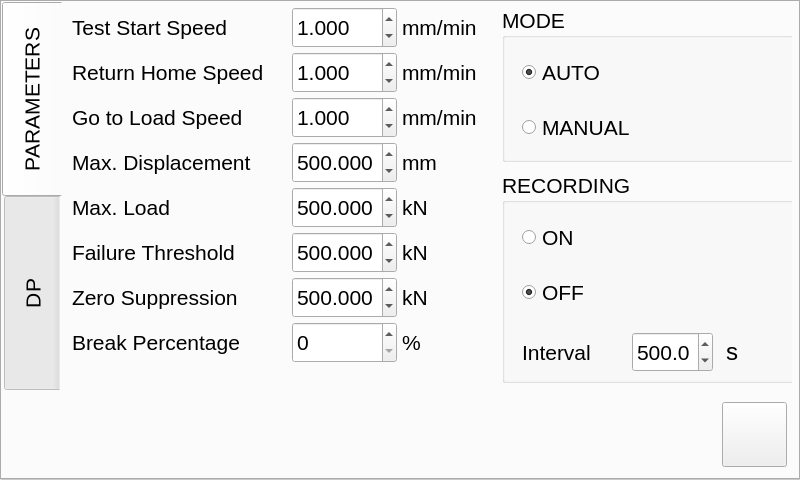
Before: the Qt Designer form dc_motor_pc.ui in ahmetcihan/pendulum_controller, drawn with Qt 5.
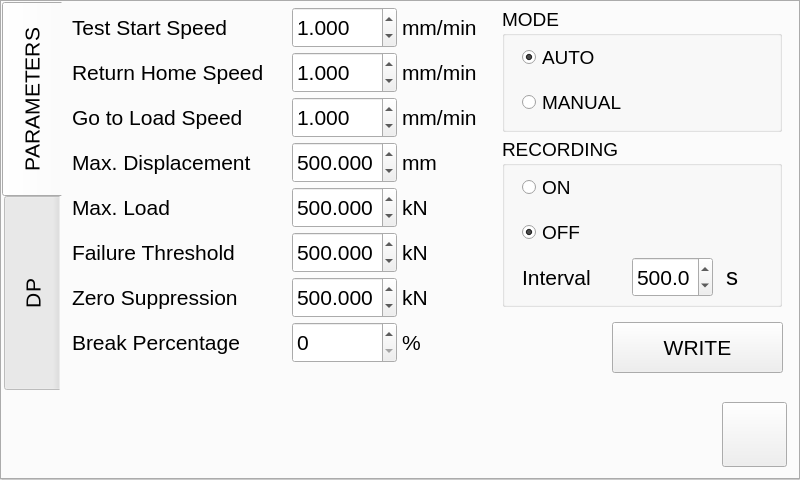
After: the same form once the commit is applied. The open tabs and pages were chosen to show the change.

Commit message: parameter sending is ok

What changed in the file:
```diff
--- a/dc_motor_pc.ui
+++ b/dc_motor_pc.ui
@@ -2458,14 +2458,14 @@
           <property name="geometry">
            <rect>
             <x>440</x>
-            <y>170</y>
-            <width>292</width>
-            <height>211</height>
+            <y>135</y>
+            <width>280</width>
+            <height>170</height>
            </rect>
           </property>
           <property name="font">
            <font>
-            <pointsize>16</pointsize>
+            <pointsize>14</pointsize>
            </font>
           </property>
           <property name="title">
@@ -2475,14 +2475,14 @@
            <property name="geometry">
             <rect>
              <x>20</x>
-             <y>45</y>
+             <y>30</y>
              <width>250</width>
              <height>40</height>
             </rect>
            </property>
            <property name="font">
             <font>
-             <pointsize>16</pointsize>
+             <pointsize>14</pointsize>
             </font>
            </property>
            <property name="styleSheet">
@@ -2505,14 +2505,14 @@
            <property name="geometry">
             <rect>
              <x>20</x>
-             <y>100</y>
+             <y>75</y>
              <width>250</width>
              <height>40</height>
             </rect>
            </property>
            <property name="font">
             <font>
-             <pointsize>16</pointsize>
+             <pointsize>14</pointsize>
             </font>
            </property>
            <property name="styleSheet">
@@ -2535,7 +2535,7 @@
            <property name="geometry">
             <rect>
              <x>20</x>
-             <y>160</y>
+             <y>120</y>
              <width>105</width>
              <height>40</height>
             </rect>
@@ -2558,7 +2558,7 @@
            <property name="geometry">
             <rect>
              <x>130</x>
-             <y>160</y>
+             <y>120</y>
              <width>81</width>
              <height>40</height>
             </rect>
@@ -2588,7 +2588,7 @@
            <property name="geometry">
             <rect>
              <x>220</x>
-             <y>160</y>
+             <y>120</y>
              <width>20</width>
              <height>40</height>
             </rect>
@@ -2613,13 +2613,13 @@
            <rect>
             <x>440</x>
             <y>5</y>
-            <width>292</width>
-            <height>155</height>
+            <width>280</width>
+            <height>125</height>
            </rect>
           </property>
           <property name="font">
            <font>
-            <pointsize>16</pointsize>
+            <pointsize>14</pointsize>
            </font>
           </property>
           <property name="styleSheet">
@@ -2632,14 +2632,14 @@
            <property name="geometry">
             <rect>
              <x>20</x>
-             <y>100</y>
+             <y>75</y>
              <width>250</width>
              <height>40</height>
             </rect>
            </property>
            <property name="font">
             <font>
-             <pointsize>16</pointsize>
+             <pointsize>14</pointsize>
             </font>
            </property>
            <property name="text">
@@ -2650,14 +2650,14 @@
            <property name="geometry">
             <rect>
              <x>20</x>
-             <y>45</y>
+             <y>30</y>
              <width>250</width>
              <height>40</height>
             </rect>
            </property>
            <property name="font">
             <font>
-             <pointsize>16</pointsize>
+             <pointsize>14</pointsize>
             </font>
            </property>
            <property name="styleSheet">
@@ -2793,7 +2793,7 @@
            <rect>
             <x>340</x>
             <y>320</y>
-            <width>31</width>
+            <width>51</width>
             <height>41</height>
            </rect>
           </property>
@@ -2816,7 +2816,7 @@
            <rect>
             <x>340</x>
             <y>185</y>
-            <width>31</width>
+            <width>51</width>
             <height>41</height>
            </rect>
           </property>
@@ -3149,7 +3149,7 @@
            <rect>
             <x>340</x>
             <y>230</y>
-            <width>31</width>
+            <width>51</width>
             <height>41</height>
            </rect>
           </property>
@@ -3264,7 +3264,7 @@
            <rect>
             <x>340</x>
             <y>275</y>
-            <width>31</width>
+            <width>51</width>
             <height>41</height>
            </rect>
           </property>
@@ -3282,6 +3282,24 @@
            <set>Qt::AlignLeading|Qt::AlignLeft|Qt::AlignVCenter</set>
           </property>
          </widget>
+         <widget class="QPushButton" name="pushButton_write_parameters">
+          <property name="geometry">
+           <rect>
+            <x>550</x>
+            <y>320</y>
+            <width>171</width>
+            <height>51</height>
+           </rect>
+          </property>
+          <property name="font">
+           <font>
+            <pointsize>16</pointsize>
+           </font>
+          </property>
+          <property name="text">
+           <string>WRITE</string>
+          </property>
+         </widget>
         </widget>
         <widget class="QWidget" name="tab_8">
          <attribute name="title">
```
Left out of the diff: 2 changed lines with no effect on the pictures. The commit also changes 6 other files.
